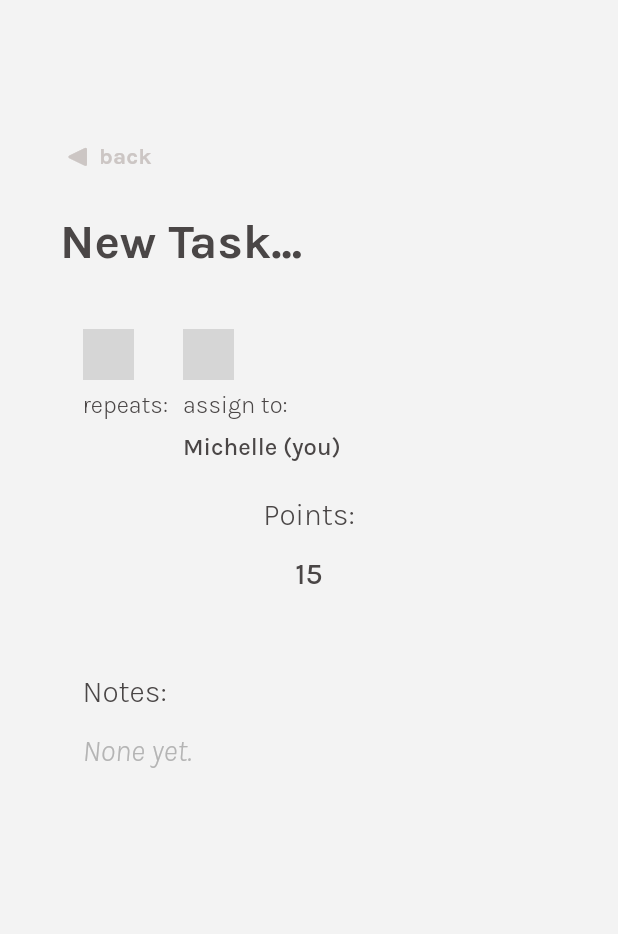
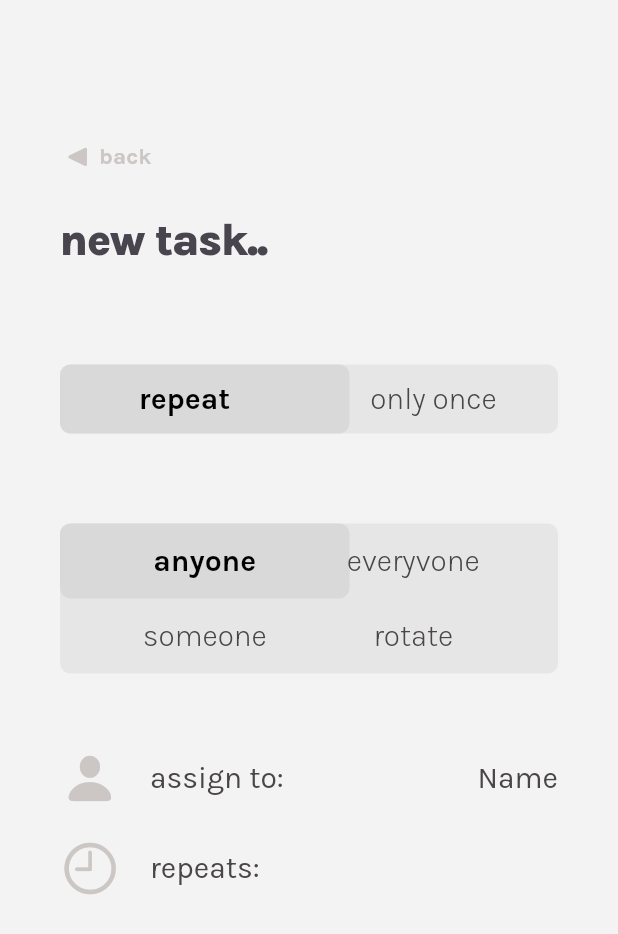
Before and after one commit to iloveproggen/relatee-frontend, a Flutter app: the screen it shows after launch, after a tap on an icon or button, on a phone screen of 412 x 824 dp. Shown: the top 934 px of the screen. Run offline on Flutter 3.47's test engine with Material 3 defaults, Android fonts, the phone set to English and light mode, and no system bars; our stand-ins replace flutter_svg, get; network calls fail; grey boxes are pictures that could not be loaded.

Commit message:
changed create new task file, implemented it

```diff
--- a/frontend_v1/lib/Create_New_Task.dart
+++ b/frontend_v1/lib/Create_New_Task.dart
@@ -1,6 +1,6 @@
 import 'package:flutter/cupertino.dart';
 import 'package:flutter/material.dart';
-import 'package:flutter/services.dart';
+import 'package:frontend_v1/profileV2.dart';
 
 void main() {
   runApp(const MainWidget());
@@ -17,18 +17,39 @@ class MainWidget extends StatelessWidget {
         theme: ThemeData(
           fontFamily: 'Karla',
           textTheme: const TextTheme(
-          bodyLarge: TextStyle(
-              color: Color.fromARGB(255, 99, 21, 21), fontSize: 20),
+            bodyLarge:
+                TextStyle(color: Color.fromARGB(255, 99, 21, 21), fontSize: 20),
           ),
           scaffoldBackgroundColor: const Color.fromARGB(255, 243, 243, 243),
         ),
-      home: const Scaffold(
+        home: const NewTask());
+  }
+}
+
+class NewTask extends StatelessWidget {
+  const NewTask({super.key});
+
+  static Route<dynamic> route() {
+    return CupertinoPageRoute(
+      builder: (BuildContext context) {
+        return const NewTask();
+      },
+    );
+  }
+
+  @override
+  Widget build(BuildContext context) {
+    return const Scaffold(
       body: SingleChildScrollView(
+        child: Padding(
+          padding: EdgeInsets.only(top: 80, left: 40, right: 40),
           child: Column(
             children: [
+              BackIconRow(),
               CustomTextField(),
               SliderWidgetRepeat(),
               SliderWidgetWho(),
+              SizedBox(height: 40),
               AssignTo(),
               Repeats()
             ],
@@ -48,14 +69,14 @@ class CustomTextField extends StatelessWidget {
       alignment: Alignment.topLeft,
       child: Form(
         child: Column(
-          children: <Widget>[
-            Padding(
-              padding: const EdgeInsets.only(top: 100, left: 20),
-              child: TextFormField(
+          children: [
+            TextFormField(
               decoration: const InputDecoration.collapsed(
                 hintText: 'new task..',
               ),
-                style: const TextStyle(fontSize: 30, color: Colors.black),
+              style: const TextStyle(
+                fontSize: 30,
+                color: Color.fromARGB(255, 74, 70, 70),
               ),
             ),
           ],
@@ -69,8 +90,9 @@ class SliderWidgetRepeat extends StatefulWidget {
   const SliderWidgetRepeat({super.key});
 
   @override
-  _SliderWidgetState createState() => _SliderWidgetState();
+  State<SliderWidgetRepeat> createState() => _SliderWidgetState();
 }
+
 class _SliderWidgetState extends State<SliderWidgetRepeat> {
   bool _isPermanent = true;
 
@@ -82,8 +104,10 @@ class _SliderWidgetState extends State<SliderWidgetRepeat> {
           _isPermanent = !_isPermanent;
         });
       },
-      child: Padding( // Hinzufügen von Padding um den Container
-        padding: const EdgeInsets.only(top: 60.0), // Verschieben Sie den Slider nach unten
+      child: Padding(
+        // Hinzufügen von Padding um den Container
+        padding: const EdgeInsets.only(
+            top: 60.0), // Verschieben Sie den Slider nach unten
         child: Container(
           width: 386,
           height: 46,
@@ -94,7 +118,8 @@ class _SliderWidgetState extends State<SliderWidgetRepeat> {
           child: Stack(
             children: [
               AnimatedAlign(
-                alignment: _isPermanent ? Alignment.centerLeft : Alignment.centerRight,
+                alignment:
+                    _isPermanent ? Alignment.centerLeft : Alignment.centerRight,
                 duration: const Duration(milliseconds: 200),
                 curve: Curves.easeInOut,
                 child: Container(
@@ -113,10 +138,13 @@ class _SliderWidgetState extends State<SliderWidgetRepeat> {
                       child: Text(
                         'repeat',
                         style: TextStyle(
-                          color: _isPermanent ? Colors.black : const Color(0xFF4A4646),
+                          color: _isPermanent
+                              ? Colors.black
+                              : const Color(0xFF4A4646),
                           fontSize: 20,
                           fontFamily: 'Karla',
-                          fontWeight: _isPermanent ? FontWeight.w700 : FontWeight.w300,
+                          fontWeight:
+                              _isPermanent ? FontWeight.w700 : FontWeight.w300,
                           height: 0,
                         ),
                       ),
@@ -127,10 +155,13 @@ class _SliderWidgetState extends State<SliderWidgetRepeat> {
                       child: Text(
                         'only once',
                         style: TextStyle(
-                          color: !_isPermanent ? Colors.black : const Color(0xFF4A4646),
+                          color: !_isPermanent
+                              ? Colors.black
+                              : const Color(0xFF4A4646),
                           fontSize: 20,
                           fontFamily: 'Karla',
-                          fontWeight: !_isPermanent ? FontWeight.w700 : FontWeight.w300,
+                          fontWeight:
+                              !_isPermanent ? FontWeight.w700 : FontWeight.w300,
                           height: 0,
                         ),
                       ),
@@ -150,7 +181,7 @@ class SliderWidgetWho extends StatefulWidget {
   const SliderWidgetWho({super.key});
 
   @override
-  _SliderWidgetStateWho createState() => _SliderWidgetStateWho();
+  State<SliderWidgetWho> createState() => _SliderWidgetStateWho();
 }
 
 class _SliderWidgetStateWho extends State<SliderWidgetWho> {
@@ -209,17 +240,23 @@ class _SliderWidgetStateWho extends State<SliderWidgetWho> {
                       width: 193,
                       height: 50,
                       decoration: BoxDecoration(
-                        color: _selectedOption == i ? const Color(0xFFD9D9D9) : Colors.transparent,
+                        color: _selectedOption == i
+                            ? const Color(0xFFD9D9D9)
+                            : Colors.transparent,
                         borderRadius: BorderRadius.circular(7),
                       ),
                       child: Center(
                         child: Text(
                           _getOptionText(i),
                           style: TextStyle(
-                            color: _selectedOption == i ? Colors.black : const Color(0xFF4A4646),
+                            color: _selectedOption == i
+                                ? Colors.black
+                                : const Color(0xFF4A4646),
                             fontSize: 20,
                             fontFamily: 'Karla',
-                            fontWeight: _selectedOption == i ? FontWeight.w700 : FontWeight.w300,
+                            fontWeight: _selectedOption == i
+                                ? FontWeight.w700
+                                : FontWeight.w300,
                             height: 0,
                           ),
                         ),
@@ -256,27 +293,33 @@ class AssignTo extends StatelessWidget {
   @override
   Widget build(BuildContext context) {
     return const Row(
+      mainAxisAlignment: MainAxisAlignment.spaceBetween,
       children: <Widget>[
+        Row(
+          children: [
             Padding(
-          padding: EdgeInsets.only(left: 20, top: 75),
-        child: Icon(CupertinoIcons.person_alt_circle_fill, size: 40),
-        ),
-        Padding(
-          padding: EdgeInsets.only(left: 20, top: 75),
-          child: Text("assign to: ",
-            style: TextStyle(
-              fontSize: 20
-            ) ,
+              padding: EdgeInsets.only(top: 10, right: 20, bottom: 10),
+              child: Icon(
+                CupertinoIcons.person_fill,
+                size: 40,
+                color: Color.fromARGB(255, 204, 198, 196),
               ),
             ),
-        Padding(
-            padding: EdgeInsets.only(left: 70, top: 75),
-            child: Text("Name",
+            Text("assign to: ",
                 style: TextStyle(
-                  fontSize: 20
-              ) ,
-            )
-        )
+                  fontSize: 20,
+                  fontFamily: "Karla",
+                  color: Color.fromARGB(255, 74, 70, 70),
+                )),
+          ],
+        ),
+        Text(
+        "Name",
+        style: TextStyle(
+          fontSize: 20,
+          fontFamily: "Karla",
+          color: Color.fromARGB(255, 74, 70, 70),
+        ),),
       ],
     );
   }
@@ -288,29 +331,36 @@ class Repeats extends StatelessWidget {
   @override
   Widget build(BuildContext context) {
     return const Row(
+      crossAxisAlignment: CrossAxisAlignment.center,
       children: <Widget>[
         Padding(
-          padding: EdgeInsets.only(left: 20, top: 20),
-          child: Icon(CupertinoIcons.clock_fill, size: 40),
+          padding: EdgeInsets.only(top: 10, right: 20, bottom: 10),
+          child: Icon(
+            CupertinoIcons.clock,
+            size: 40,
+            color: Color.fromARGB(255, 204, 198, 196),
           ),
-        Padding(
-          padding: EdgeInsets.only(left: 20, top: 20),
-          child: Text("repeats: ",
+        ),
+        Text(
+          "repeats: ",
           style: TextStyle(
-                fontSize: 20
-            ) ,
+            fontSize: 20,
+            fontFamily: "Karla",
+            color: Color.fromARGB(255, 74, 70, 70),
           ),
         ),
       ],
     );
   }
 }
+
 /*
+
 class WeekdaySelector extends StatefulWidget {
   const WeekdaySelector({super.key})
 
   @override
-  _WeekdaySelectorState createState() => _WeekdaySelectorState();
+  State<WeekdaySelector> createState() => _WeekdaySelectorState();
 }
 
 class _WeekdaySelectorState extends State<WeekdaySelector> {
@@ -358,4 +408,5 @@ class _WeekdaySelectorState extends State<WeekdaySelector> {
     );
   }
 }
+
 */
--- a/frontend_v1/lib/household_tasks.dart
+++ b/frontend_v1/lib/household_tasks.dart
@@ -99,7 +99,7 @@ class Member extends StatelessWidget {
   @override
   Widget build(BuildContext context) {
     return Padding(
-      padding: const EdgeInsets.only(top:10),
+      padding: const EdgeInsets.only(top:15),
       child: TextButton(
         onPressed: () {
           Navigator.of(context).push(ProfileView.route());
--- a/frontend_v1/lib/main.dart
+++ b/frontend_v1/lib/main.dart
@@ -2,8 +2,8 @@ import 'package:flutter/cupertino.dart';
 import 'package:flutter/material.dart';
 import 'package:flutter_svg/flutter_svg.dart';
 import 'package:flutter_svg/svg.dart';
+import 'package:frontend_v1/Create_New_Task.dart';
 import 'package:frontend_v1/household_tasks.dart';
-import 'package:frontend_v1/new_task.dart';
 import 'package:frontend_v1/profileV2.dart';
 import 'package:frontend_v1/settings.dart';
 import 'package:frontend_v1/shop.dart';
@@ -25,7 +25,7 @@ class MainApp extends StatelessWidget {
   Widget build(BuildContext context) {
     return GetMaterialApp(
         translations: LocaleString(),
-        locale: const Locale('en-US '),
+        locale: const Locale('en-US'),
         fallbackLocale: const Locale('en-US'),
         debugShowCheckedModeBanner: false,
         title: 'Relatee',
@@ -429,7 +429,7 @@ class _TaskState extends State<TaskOverview> {
                   style: Theme.of(context).textTheme.bodyLarge),
               TextButton(
                 onPressed: (){
-                  Navigator.of(context).push(CreateTaskView.route());
+                  Navigator.of(context).push(NewTask.route());
                 },
                 child: Icon(
                   CupertinoIcons.add,
--- a/frontend_v1/lib/new_task.dart
+++ b/frontend_v1/lib/new_task.dart
@@ -1,5 +1,5 @@
+import 'package:flutter/cupertino.dart';
 import 'package:flutter/material.dart';
-import 'package:flutter/cupertino.dart';
 import 'package:frontend_v1/assets/LocaleStrings.dart';
 import 'package:frontend_v1/profileV2.dart';
 import 'package:get/get.dart';
@@ -184,10 +184,9 @@ class NotesWidget extends StatelessWidget {
 
   @override
   Widget build(BuildContext context) {
-    final double deviceWidth = MediaQuery.of(context).size.width;
 
     return Container(
-      width: deviceWidth,
+      width: double.infinity,
       padding: const EdgeInsets.all(15),
       decoration: BoxDecoration(
         color: const Color(0xFFF3F3F3),
```
Also changed, not shown: frontend_v1/lib/profileV2.dart (+10 -15 lines). Lines whose indentation alone changed are shown as unchanged.
